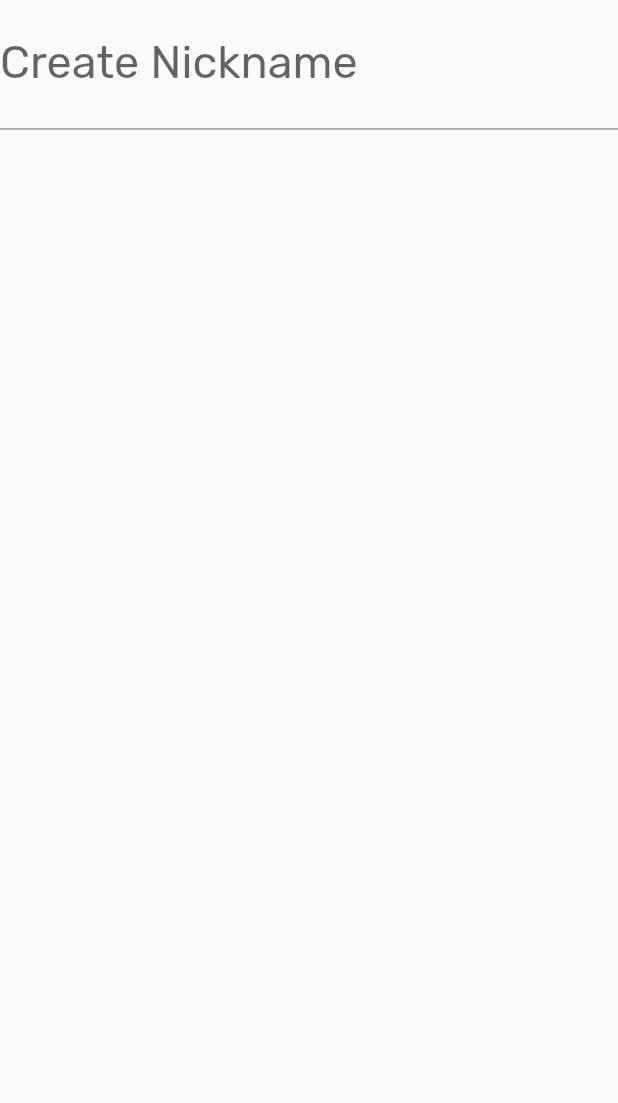
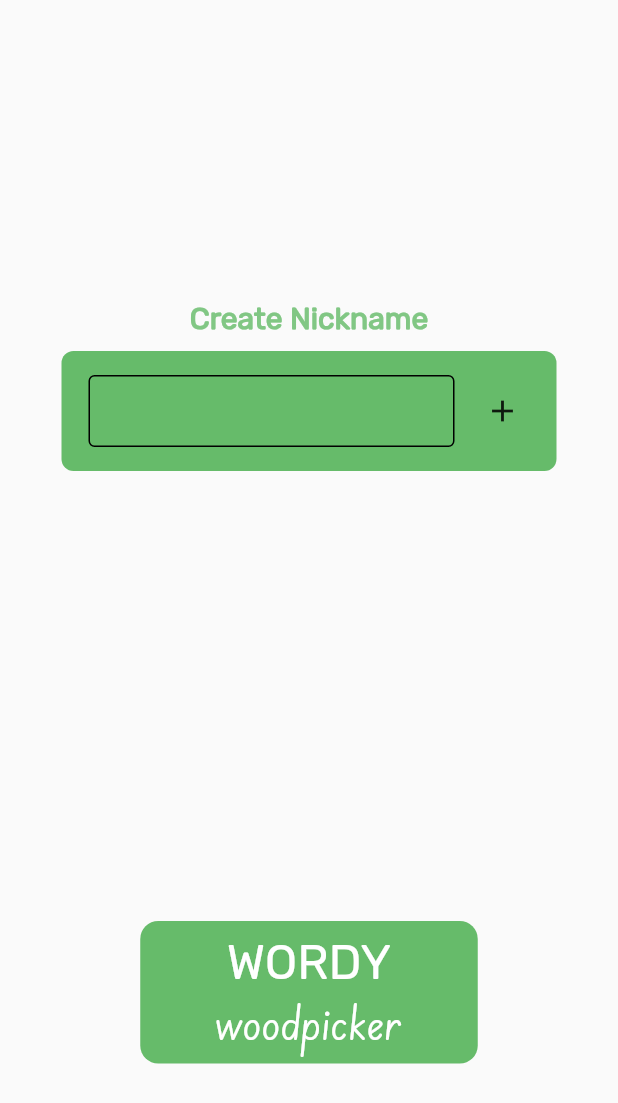
Before and after one commit to japoy143/capstone1, a Flutter app: the screen it shows after launch, on a phone screen of 412 x 824 dp. Shown: the top 1103 px of the screen. Run offline on Flutter 3.47's test engine with Material 2 defaults, Android fonts, the phone set to English and light mode, and no system bars; our stand-ins replace audioplayers, flutter_spinkit.

Commit message:
fourth commit

```diff
--- a/lib/helpers/gamesounds.dart
+++ b/lib/helpers/gamesounds.dart
@@ -1,4 +1,3 @@
-import 'package:flutter/material.dart';
 import 'package:audioplayers/audioplayers.dart';
 
 class Gamesounds {
--- a/lib/pages/addusername.dart
+++ b/lib/pages/addusername.dart
@@ -1,3 +1,4 @@
+import 'package:capstoneapp1/pages/menuPage.dart';
 import 'package:flutter/material.dart';
 
 class AddUsername extends StatelessWidget {
@@ -7,15 +8,97 @@ class AddUsername extends StatelessWidget {
   Widget build(BuildContext context) {
     return Scaffold(
       body: Column(
-        mainAxisAlignment: MainAxisAlignment.center,
+        crossAxisAlignment: CrossAxisAlignment.center,
         children: <Widget>[
-          Expanded(
-            // Wrap the Column with Expanded
-            child: TextField(
-              decoration: InputDecoration(
-                labelText:
-                    'Create Nickname', // Use `labelText` instead of `label`
+          // Wrap the Column with Expanded
+          const SizedBox(
+            height: 200,
+          ),
+          Text(
+            "Create Nickname",
+            style: TextStyle(
+                color: Colors.green[300],
+                fontSize: 20.0,
+                fontFamily: 'Rubik',
+                fontWeight: FontWeight.bold),
+          ),
+          SizedBox(
+            height: 10,
+          ),
+          Center(
+            child: Container(
+              height: 80,
+              width: 330,
+              decoration: BoxDecoration(
+                  borderRadius: BorderRadius.circular(8.0),
+                  color: Theme.of(context).primaryColor),
+              child: Row(
+                children: <Widget>[
+                  const SizedBox(
+                    width: 10,
+                  ),
+                  SizedBox(
+                    width: 260,
+                    child: Padding(
+                      padding: const EdgeInsets.all(8.0),
+                      child: TextField(
+                        onTapOutside: (event) {
+                          FocusScope.of(context).unfocus();
+                        },
+                        style: const TextStyle(color: Colors.black),
+                        decoration: const InputDecoration(
+                            focusColor: Colors.black,
+                            enabledBorder: OutlineInputBorder(),
+                            contentPadding:
+                                EdgeInsets.symmetric(horizontal: 10),
+                            focusedBorder: UnderlineInputBorder(
+                                borderSide: BorderSide.none)),
+                      ),
+                    ),
+                  ),
+                  IconButton(
+                    onPressed: () {
+                      Navigator.of(context).push(
+                          MaterialPageRoute(builder: (context) => MenuPage()));
+                    },
+                    icon: const Icon(Icons.add),
+                  ),
+                ],
               ),
+            ),
+          ),
+          const SizedBox(
+            height: 300.0,
+          ),
+          Container(
+            height: 95,
+            width: 225,
+            decoration: BoxDecoration(
+              color: Theme.of(context).primaryColor,
+              borderRadius: BorderRadius.circular(12.0),
+            ),
+            child: const Column(
+              mainAxisAlignment: MainAxisAlignment.center,
+              children: <Widget>[
+                Center(
+                  child: Text(
+                    'WORDY',
+                    style: TextStyle(
+                        color: Colors.white,
+                        fontFamily: 'Rubik',
+                        fontSize: 32.0),
+                  ),
+                ),
+                Center(
+                  child: Text(
+                    'woodpicker',
+                    style: TextStyle(
+                        color: Colors.white,
+                        fontFamily: 'Edusa',
+                        fontSize: 32.0),
+                  ),
+                ),
+              ],
             ),
           ),
         ],
```
Also changed, not shown: lib/pages/menuPage.dart (added, +161 -0 lines).
